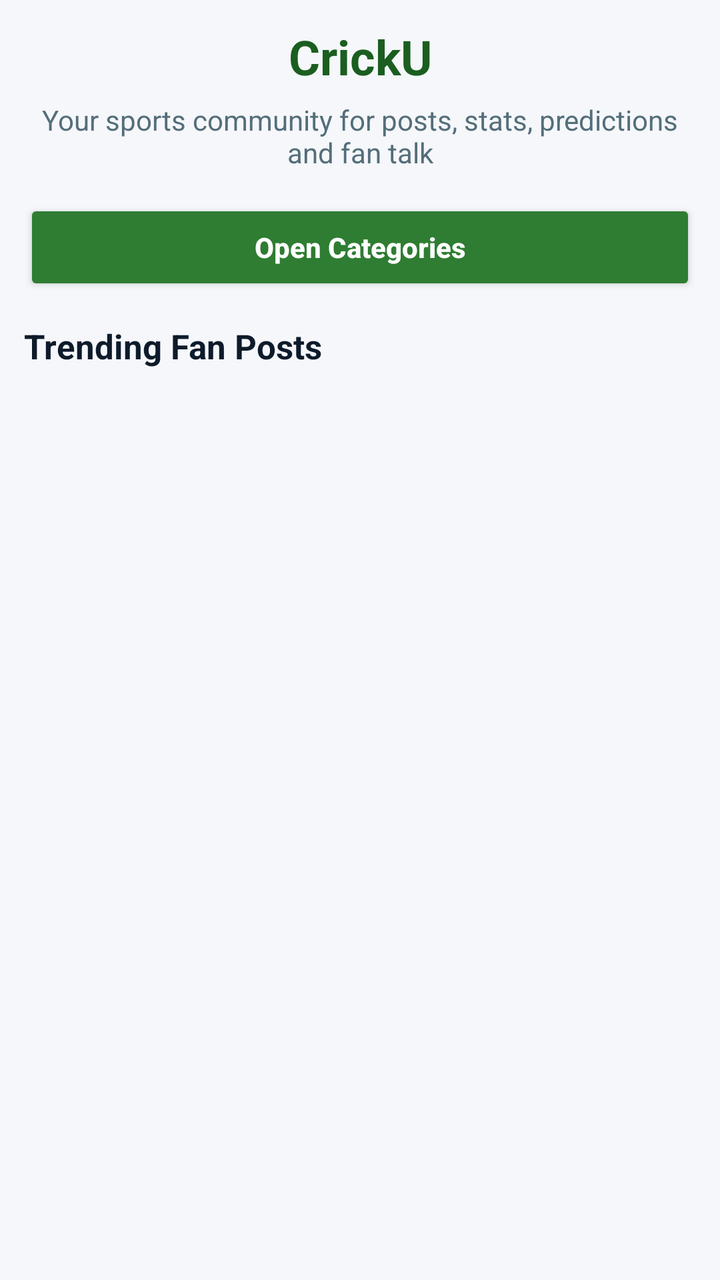
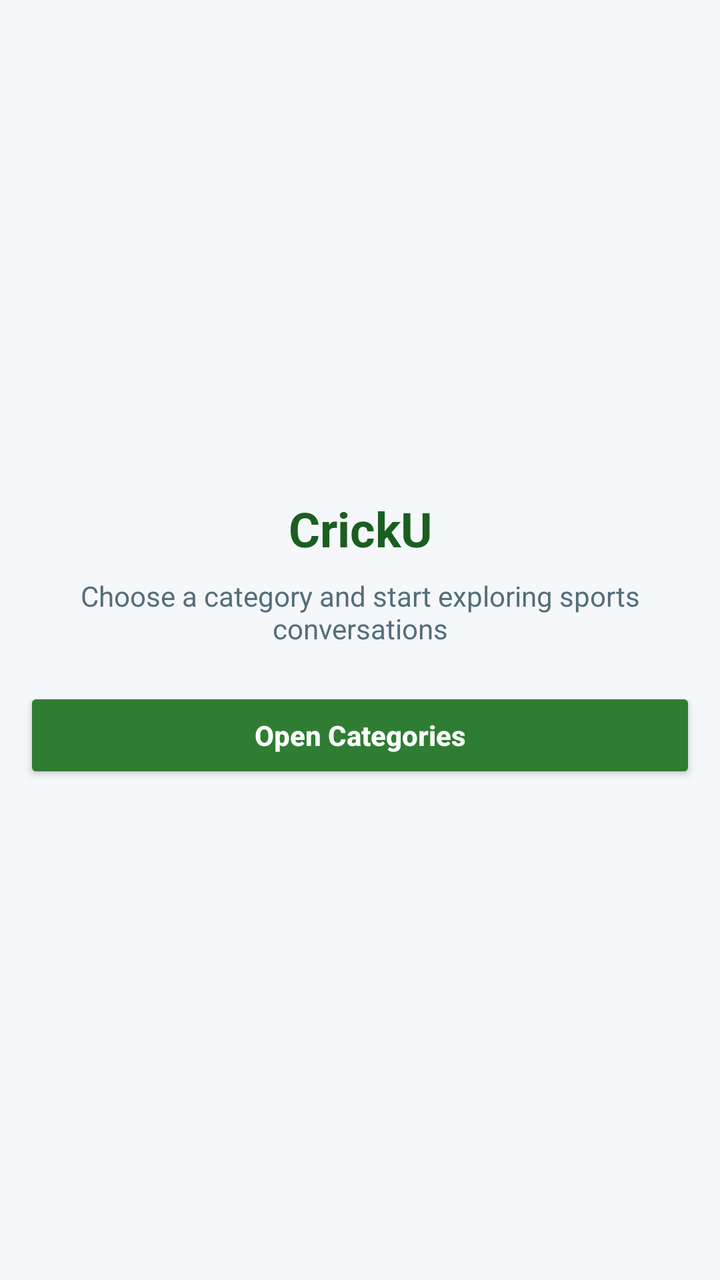

The first picture is an Android layout as it rendered before a commit; the second is the same layout after the commit. The layout source and the unified diff follow.
<!-- AndroidManifest.xml: application theme Theme.AppCompat.Light.DarkActionBar -->
<!-- res/layout/activity_main.xml -->
<?xml version="1.0" encoding="utf-8"?>
<LinearLayout
    xmlns:android="http://schemas.android.com/apk/res/android"
    xmlns:app="http://schemas.android.com/apk/res-auto"
    android:layout_width="match_parent"
    android:layout_height="match_parent"
    android:orientation="vertical"
    android:background="#F5F7FA"
    android:padding="12dp">

    <TextView
        android:id="@+id/tvMainTitle"
        android:layout_width="match_parent"
        android:layout_height="wrap_content"
        android:text="CrickU"
        android:textSize="24sp"
        android:textStyle="bold"
        android:textColor="#1B5E20"
        android:gravity="center"
        android:paddingBottom="6dp" />

    <TextView
        android:id="@+id/tvMainSubtitle"
        android:layout_width="match_parent"
        android:layout_height="wrap_content"
        android:text="Your sports community for posts, stats, predictions and fan talk"
        android:textSize="14sp"
        android:textColor="#546E7A"
        android:gravity="center"
        android:paddingBottom="14dp" />

    <Button
        android:id="@+id/btnCategory"
        android:layout_width="match_parent"
        android:layout_height="wrap_content"
        android:text="Open Categories"
        android:textAllCaps="false"
        android:textStyle="bold"
        android:textColor="#FFFFFF"
        android:backgroundTint="#2E7D32" />

    <TextView
        android:id="@+id/tvTrending"
        android:layout_width="match_parent"
        android:layout_height="wrap_content"
        android:text="Trending Fan Posts"
        android:textSize="17sp"
        android:textStyle="bold"
        android:textColor="#0D1B2A"
        android:layout_marginTop="14dp"
        android:layout_marginBottom="6dp" />

    <androidx.recyclerview.widget.RecyclerView
        android:id="@+id/recyclerPosts"
        android:layout_width="match_parent"
        android:layout_height="0dp"
        android:layout_weight="1"
        android:padding="6dp"
        android:clipToPadding="false"
        app:layoutManager="androidx.recyclerview.widget.LinearLayoutManager" />

</LinearLayout>
<!-- resources referenced by this layout -->
<resources>

</resources>

<!-- the commit's change to res/layout/activity_main.xml (unified diff, before → after) -->
@@ -1,33 +1,33 @@
 <?xml version="1.0" encoding="utf-8"?>
 <LinearLayout
     xmlns:android="http://schemas.android.com/apk/res/android"
-    xmlns:app="http://schemas.android.com/apk/res-auto"
     android:layout_width="match_parent"
     android:layout_height="match_parent"
     android:orientation="vertical"
     android:background="#F5F7FA"
-    android:padding="12dp">
+    android:padding="12dp"
+    android:gravity="center">
 
     <TextView
         android:id="@+id/tvMainTitle"
         android:layout_width="match_parent"
         android:layout_height="wrap_content"
-        android:text="CrickU"
+        android:text="@string/app_name"
         android:textSize="24sp"
         android:textStyle="bold"
         android:textColor="#1B5E20"
         android:gravity="center"
-        android:paddingBottom="6dp" />
+        android:paddingBottom="8dp" />
 
     <TextView
         android:id="@+id/tvMainSubtitle"
         android:layout_width="match_parent"
         android:layout_height="wrap_content"
-        android:text="Your sports community for posts, stats, predictions and fan talk"
+        android:text="Choose a category and start exploring sports conversations"
         android:textSize="14sp"
         android:textColor="#546E7A"
         android:gravity="center"
-        android:paddingBottom="14dp" />
+        android:paddingBottom="20dp" />
 
     <Button
         android:id="@+id/btnCategory"
@@ -39,24 +39,4 @@
         android:textColor="#FFFFFF"
         android:backgroundTint="#2E7D32" />
 
-    <TextView
-        android:id="@+id/tvTrending"
-        android:layout_width="match_parent"
-        android:layout_height="wrap_content"
-        android:text="Trending Fan Posts"
-        android:textSize="17sp"
-        android:textStyle="bold"
-        android:textColor="#0D1B2A"
-        android:layout_marginTop="14dp"
-        android:layout_marginBottom="6dp" />
-
-    <androidx.recyclerview.widget.RecyclerView
-        android:id="@+id/recyclerPosts"
-        android:layout_width="match_parent"
-        android:layout_height="0dp"
-        android:layout_weight="1"
-        android:padding="6dp"
-        android:clipToPadding="false"
-        app:layoutManager="androidx.recyclerview.widget.LinearLayoutManager" />
-
 </LinearLayout>
<!-- resource entries referenced after the edit -->
@@ -1,5 +1,5 @@
 <!-- resources referenced by this layout -->
 <resources>
-
+  <string name="app_name">CrickU</string>
 </resources>
 
